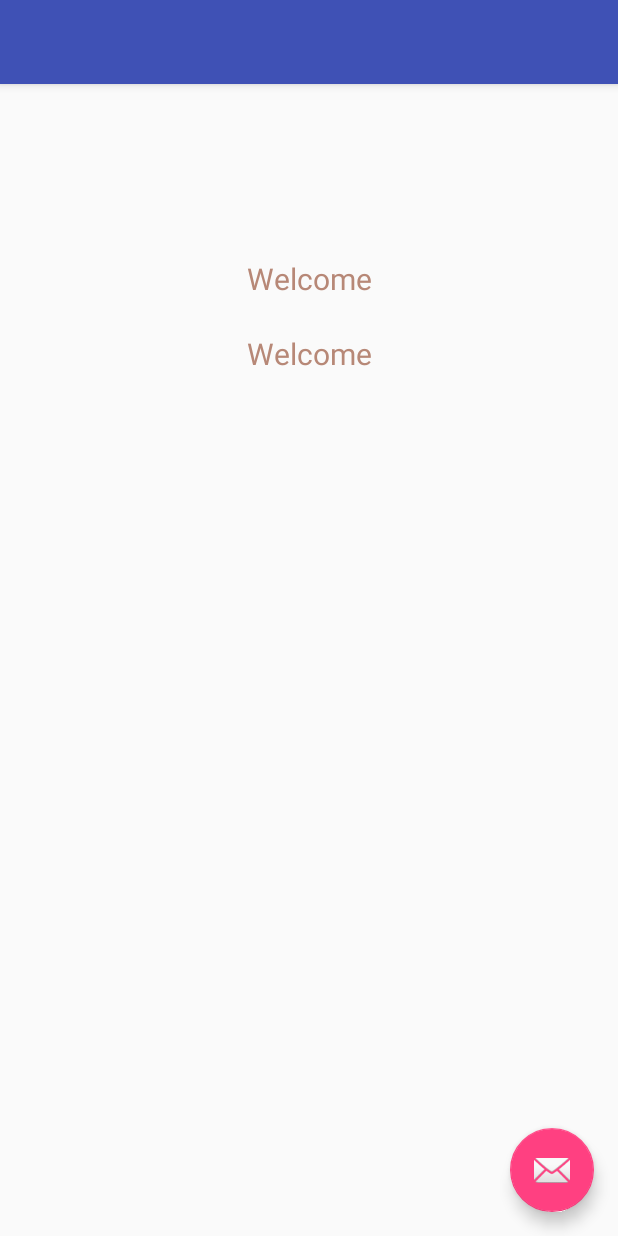
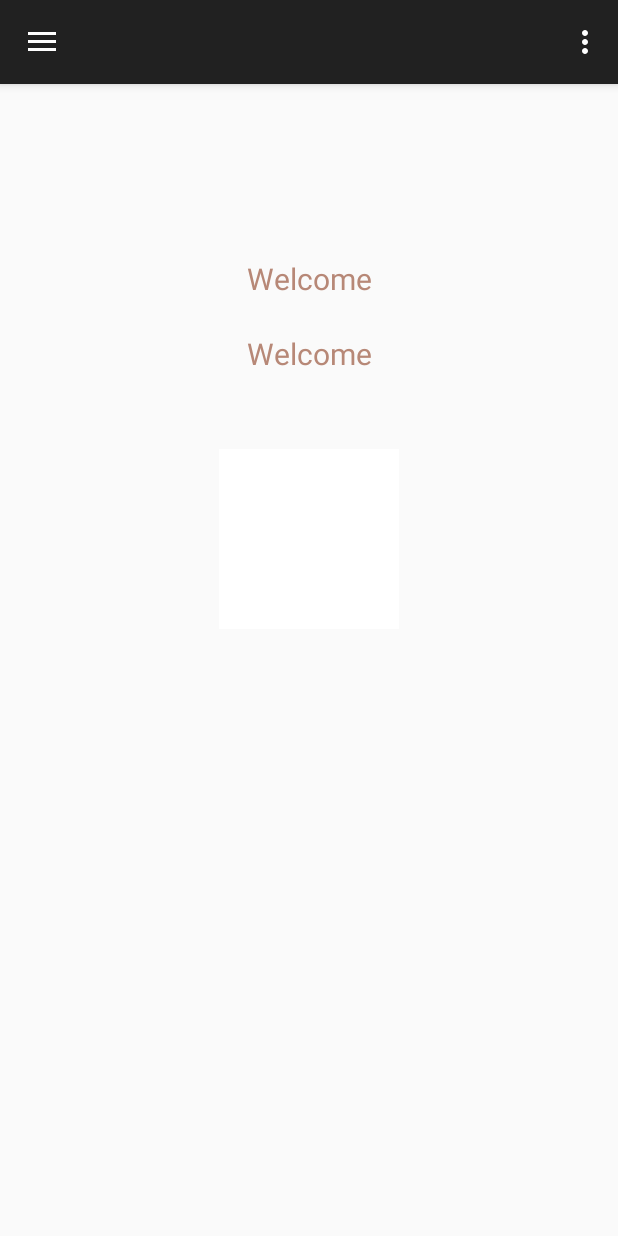
Before and after one commit to sruthivasireddy/PresentIt, an Android app: the WelcomeActivity screen opened directly, with no data from a screen before it, on a phone screen of 412 x 824 dp. Run offline under Robolectric (Android 15) with nearby library versions, the phone set to English and light mode, and no system bars; 5 statements that could not run were skipped.

```diff
--- a/app/build.gradle
+++ b/app/build.gradle
@@ -21,11 +21,13 @@ android {
 }
 
 dependencies {
-    compile fileTree(dir: 'libs', include: ['*.jar'])
+    compile fileTree(include: ['*.jar'], dir: 'libs')
     testCompile 'junit:junit:4.12'
     compile 'com.android.support:appcompat-v7:23.2.1'
     compile 'com.android.support:design:23.2.1'
     compile 'com.google.android.gms:play-services-auth:8.4.0'
+    compile 'com.google.apis:google-api-services-oauth2:v1-rev111-1.21.0'
+//    compile project(path: ':api', configuration: 'android-endpoints')
 }
 
 apply plugin: 'com.google.gms.google-services'
--- a/app/src/main/AndroidManifest.xml
+++ b/app/src/main/AndroidManifest.xml
@@ -3,6 +3,8 @@
     package="com.presentit.app">
 
     <uses-permission android:name="android.permission.INTERNET" />
+    <uses-permission android:name="android.permission.GET_ACCOUNTS" />
+    <uses-permission android:name="android.permission.USE_CREDENTIALS" />
     <application
         android:allowBackup="true"
         android:icon="@mipmap/ic_launcher"
@@ -12,7 +14,7 @@
         <activity
             android:name=".LoginActivity"
             android:label="@string/app_name"
-            android:theme="@style/AppTheme.NoActionBar">
+            android:theme="@style/Theme.AppCompat.Light.DarkActionBar">
             <intent-filter>
                 <action android:name="android.intent.action.MAIN" />
                 <category android:name="android.intent.category.LAUNCHER" />
@@ -21,7 +23,7 @@
         <activity
             android:name=".WelcomeActivity"
             android:label="@string/title_activity_welcome"
-            android:theme="@style/AppTheme.NoActionBar"></activity>
+            android:theme="@style/Theme.AppCompat.Light.DarkActionBar"/>
     </application>
 
 </manifest>
--- a/app/src/main/java/com/presentit/app/WelcomeActivity.java
+++ b/app/src/main/java/com/presentit/app/WelcomeActivity.java
@@ -1,18 +1,27 @@
 package com.presentit.app;
 
 import android.content.Intent;
+import android.content.res.Configuration;
 import android.graphics.Bitmap;
 import android.graphics.BitmapFactory;
 import android.os.AsyncTask;
 import android.os.Bundle;
 import android.support.design.widget.FloatingActionButton;
 import android.support.design.widget.Snackbar;
+import android.support.v4.widget.DrawerLayout;
+import android.support.v7.app.ActionBarDrawerToggle;
 import android.support.v7.app.AppCompatActivity;
 import android.support.v7.widget.Toolbar;
 import android.util.Log;
+import android.view.Menu;
+import android.view.MenuItem;
 import android.view.View;
+import android.widget.AdapterView;
+import android.widget.ArrayAdapter;
 import android.widget.ImageView;
+import android.widget.ListView;
 import android.widget.TextView;
+import android.widget.Toast;
 
 import com.google.android.gms.auth.api.signin.GoogleSignInAccount;
 
@@ -28,38 +37,126 @@ public class WelcomeActivity extends AppCompatActivity {
 
     ImageView imgVUserDisplayImage;
     Bitmap bitmap;
+    private ListView mDrawerList;
+    private DrawerLayout mDrawerLayout;
+    private ArrayAdapter<String> mAdapter;
+    private ActionBarDrawerToggle mDrawerToggle;
+    private String mActivityTitle;
+    private GoogleSignInAccount user;
     @Override
     protected void onCreate(Bundle savedInstanceState) {
         super.onCreate(savedInstanceState);
         setContentView(R.layout.activity_welcome);
         Intent intent = getIntent();
-        GoogleSignInAccount user = (GoogleSignInAccount)intent.getExtras().getParcelable("USER_INFO");
+        user = intent.getExtras().getParcelable("USER_INFO");
         TextView tvUserDetails = (TextView) findViewById(R.id.txtUserDetails);
-        tvUserDetails.setText(user.getDisplayName());
+        Log.d("STATE", "Authenticated User Display name:" + user.getDisplayName());
+        if (tvUserDetails != null) {
+            tvUserDetails.setText(user.getDisplayName());
+        }
 
         imgVUserDisplayImage = (ImageView) findViewById(R.id.imgUserDisplayImage);
-        Log.d("photo uri: ", user.getPhotoUrl().toString());
-        String url = user.getPhotoUrl().toString();
-        new loadImage().execute(url);
-       // final Bitmap bitmap=null;
+        if(user.getPhotoUrl() != null) {
+            Log.d("photo uri: ", user.getPhotoUrl().toString());
+            String url = user.getPhotoUrl().toString();
+            new loadImage().execute(url);
+        }
+
+        mDrawerList = (ListView)findViewById(R.id.navList);
+        mDrawerLayout = (DrawerLayout)findViewById(R.id.drawer_layout);
+        mActivityTitle = user.getDisplayName();
+
+        addDrawerItems();
+        setupDrawer();
+
+        getSupportActionBar().setDisplayHomeAsUpEnabled(true);
+        getSupportActionBar().setHomeButtonEnabled(true);
+
+        mDrawerLayout = (DrawerLayout) findViewById(R.id.drawer_layout);
+        getSupportActionBar().setTitle(mActivityTitle);
+
+        // final Bitmap bitmap=null;
 
         //imgVUserDisplayImage.setImageBitmap(getBitmapFromURL(url));
         //imgVUserDisplayImage.setImageURI(user.getPhotoUrl());
+
+        //PresentItApi.Builder builder = new PresentItApi.Builder(
+                //AndroidHttp.newCompatibleTransport(), new GsonFactory(), null);
+        //service = builder.build();
+        //credential = GoogleAccountCredential.usingAudience(this,"server:client_id:971441787328-0hdp9pajsejqsj9ir15oha2e25vjvv4s.apps.googleusercontent.com");
+
     }
 
-    public static Bitmap getBitmapFromURL(String src) {
-        try {
-            URL url = new URL(src);
-            HttpURLConnection connection = (HttpURLConnection) url.openConnection();
-            connection.setDoInput(true);
-            connection.connect();
-            InputStream input = connection.getInputStream();
-            Bitmap myBitmap = BitmapFactory.decodeStream(input);
-            return myBitmap;
-        } catch (IOException e) {
-            e.printStackTrace();
-            return null;
+    private void addDrawerItems() {
+        String[] menuArray = { "Profile", "Courses", "Classrooms" };
+        mAdapter = new ArrayAdapter<>(this, android.R.layout.simple_list_item_1, menuArray);
+        mDrawerList.setAdapter(mAdapter);
+
+        mDrawerList.setOnItemClickListener(new AdapterView.OnItemClickListener() {
+            @Override
+            public void onItemClick(AdapterView<?> parent, View view, int position, long id) {
+                Toast.makeText(WelcomeActivity.this, "Time for an upgrade!", Toast.LENGTH_SHORT).show();
+            }
+        });
+    }
+
+    private void setupDrawer() {
+        mDrawerToggle = new ActionBarDrawerToggle(this, mDrawerLayout, R.string.drawer_open, R.string.drawer_close) {
+
+            /** Called when a drawer has settled in a completely open state. */
+            public void onDrawerOpened(View drawerView) {
+                super.onDrawerOpened(drawerView);
+                getSupportActionBar().setTitle("Options");
+                invalidateOptionsMenu(); // creates call to onPrepareOptionsMenu()
+            }
+
+            /** Called when a drawer has settled in a completely closed state. */
+            public void onDrawerClosed(View view) {
+                super.onDrawerClosed(view);
+                getSupportActionBar().setTitle(user.getDisplayName());
+                invalidateOptionsMenu(); // creates call to onPrepareOptionsMenu()
+            }
+        };
+
+        mDrawerToggle.setDrawerIndicatorEnabled(true);
+        mDrawerLayout.addDrawerListener(mDrawerToggle);
+    }
+
+    @Override
+    protected void onPostCreate(Bundle savedInstanceState) {
+        super.onPostCreate(savedInstanceState);
+        // Sync the toggle state after onRestoreInstanceState has occurred.
+        mDrawerToggle.syncState();
+    }
+
+    @Override
+    public void onConfigurationChanged(Configuration newConfig) {
+        super.onConfigurationChanged(newConfig);
+        mDrawerToggle.onConfigurationChanged(newConfig);
+    }
+
+    @Override
+    public boolean onCreateOptionsMenu(Menu menu) {
+        // Inflate the menu; this adds items to the action bar if it is present.
+        getMenuInflater().inflate(R.menu.menu_login, menu);
+        return true;
+    }
+
+    @Override
+    public boolean onOptionsItemSelected(MenuItem item) {
+        // Handle action bar item clicks here. The action bar will
+        // automatically handle clicks on the Home/Up button, so long
+        // as you specify a parent activity in AndroidManifest.xml.
+        int id = item.getItemId();
+
+        //noinspection SimplifiableIfStatement
+        if (id == R.id.action_settings) {
+            return true;
         }
+
+        // Activate the navigation drawer toggle
+        return mDrawerToggle.onOptionsItemSelected(item) || super.onOptionsItemSelected(item);
+
     }
 
     public class loadImage extends AsyncTask<String, Void, Void> {
@@ -75,9 +172,6 @@ public class WelcomeActivity extends AppCompatActivity {
 
                 bitmap= BitmapFactory.decodeStream(is);
 
-            } catch (MalformedURLException e) {
-                // TODO Auto-generated catch block
-                e.printStackTrace();
             }
             //HttpURLConnection huc =(HttpURLConnection)url.openConnection();
             //huc.connect();
@@ -88,7 +182,6 @@ public class WelcomeActivity extends AppCompatActivity {
             return null;
         }
 
-
         @Override
         protected void onPostExecute(Void result) {
             // TODO Auto-generated method stub
--- a/app/src/main/res/layout/activity_welcome.xml
+++ b/app/src/main/res/layout/activity_welcome.xml
@@ -1,34 +1,46 @@
-<?xml version="1.0" encoding="utf-8"?>
-<android.support.design.widget.CoordinatorLayout xmlns:android="http://schemas.android.com/apk/res/android"
-    xmlns:app="http://schemas.android.com/apk/res-auto"
-    xmlns:tools="http://schemas.android.com/tools"
+<android.support.v4.widget.DrawerLayout
+    xmlns:android="http://schemas.android.com/apk/res/android"
+    android:id="@+id/drawer_layout"
     android:layout_width="match_parent"
-    android:layout_height="match_parent"
-    android:fitsSystemWindows="true"
-    tools:context="com.presentit.app.WelcomeActivity">
+    android:layout_height="match_parent">
 
-    <android.support.design.widget.AppBarLayout
-        android:layout_width="match_parent"
-        android:layout_height="wrap_content"
-        android:theme="@style/AppTheme.AppBarOverlay">
+    <!--&lt;!&ndash; The first child in the layout is for the main Activity UI&ndash;&gt;-->
+    <!--<RelativeLayout-->
+        <!--android:layout_width="match_parent"-->
+        <!--android:layout_height="match_parent"-->
+        <!--android:paddingLeft="@dimen/activity_horizontal_margin"-->
+        <!--android:paddingRight="@dimen/activity_horizontal_margin"-->
+        <!--android:paddingTop="@dimen/activity_vertical_margin"-->
+        <!--android:paddingBottom="@dimen/activity_vertical_margin"-->
+        <!--tools:context=".WelcomeActivity"-->
+        <!--android:background="#ffffffff">-->
 
-        <android.support.v7.widget.Toolbar
-            android:id="@+id/toolbar"
-            android:layout_width="match_parent"
-            android:layout_height="?attr/actionBarSize"
-            android:background="?attr/colorPrimary"
-            app:popupTheme="@style/AppTheme.PopupOverlay" />
+        <!--<TextView-->
+            <!--android:layout_width="wrap_content"-->
+            <!--android:layout_height="wrap_content"-->
+            <!--android:layout_centerHorizontal="true"-->
+            <!--android:text="Holy Operating Systems, Batdroid!"-->
+            <!--android:textSize="24sp"-->
+            <!--android:gravity="center"-->
+            <!--android:layout_marginTop="100dp"/>-->
 
-    </android.support.design.widget.AppBarLayout>
+        <!--<ImageView-->
+            <!--android:layout_width="wrap_content"-->
+            <!--android:layout_height="wrap_content"-->
+
+            <!--android:layout_alignParentBottom="true"-->
+            <!--android:layout_centerHorizontal="true"/>-->
+
+    <!--</RelativeLayout>-->
+
+    <!-- Side navigation drawer UI -->
+    <ListView
+        android:id="@+id/navList"
+        android:layout_width="200dp"
+        android:layout_height="match_parent"
+        android:layout_gravity="left|start"
+        android:background="#ffeeeeee"/>
 
     <include layout="@layout/content_welcome" />
 
-    <android.support.design.widget.FloatingActionButton
-        android:id="@+id/fab"
-        android:layout_width="wrap_content"
-        android:layout_height="wrap_content"
-        android:layout_gravity="bottom|end"
-        android:layout_margin="@dimen/fab_margin"
-        android:src="@android:drawable/ic_dialog_email" />
-
-</android.support.design.widget.CoordinatorLayout>
+</android.support.v4.widget.DrawerLayout>
--- a/app/src/main/res/values/strings.xml
+++ b/app/src/main/res/values/strings.xml
@@ -2,4 +2,6 @@
     <string name="app_name">PresentIt</string>
     <string name="action_settings">Settings</string>
     <string name="title_activity_welcome">WelcomeActivity</string>
+    <string name="drawer_open">Open navigation drawer</string>
+    <string name="drawer_close">Close navigation drawer</string>
 </resources>
--- a/build.gradle
+++ b/build.gradle
@@ -3,6 +3,7 @@
 buildscript {
     repositories {
         jcenter()
+        mavenCentral()
     }
     dependencies {
         classpath 'com.android.tools.build:gradle:1.5.0'
@@ -16,6 +17,7 @@ buildscript {
 allprojects {
     repositories {
         jcenter()
+        mavenCentral()
     }
 }
 
```
Also changed, not shown: app/src/main/java/com/presentit/app/LoginActivity.java (+12 -2 lines).
